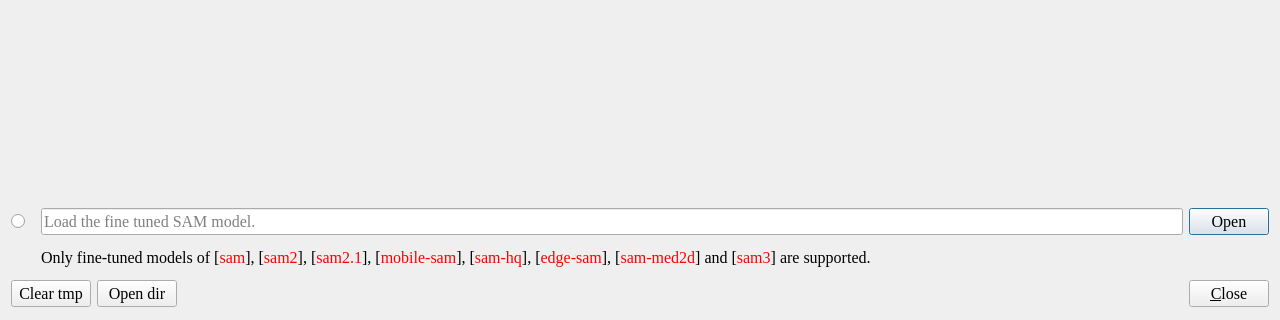
yatengLG/ISAT_with_segment_anything, file ISAT/ui/model_manager_dialog.ui: the form before one commit; both pictures show x 0 to 1280 and y 400 to 720 of the 1280 by 720 pixel window.
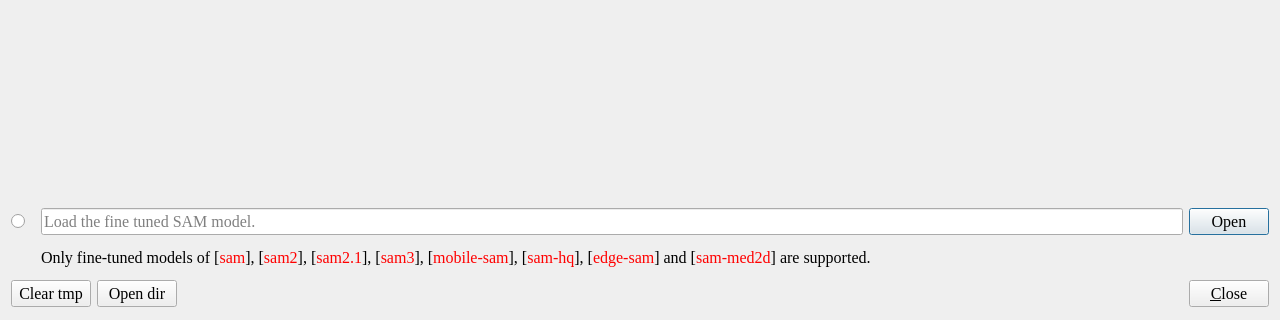
The form after the commit.

Diff of the .ui file:
```diff
--- a/ISAT/ui/model_manager_dialog.ui
+++ b/ISAT/ui/model_manager_dialog.ui
@@ -415,7 +415,7 @@
          </font>
         </property>
         <property name="text">
-         <string>&lt;html&gt;&lt;head/&gt;&lt;body&gt;&lt;p&gt;Only fine-tuned models of [&lt;span style=&quot; color:#ff0000;&quot;&gt;sam&lt;/span&gt;], [&lt;span style=&quot; color:#ff0000;&quot;&gt;sam2&lt;/span&gt;], [&lt;span style=&quot; color:#ff0000;&quot;&gt;sam2.1&lt;/span&gt;], [&lt;span style=&quot; color:#ff0000;&quot;&gt;mobile-sam&lt;/span&gt;], [&lt;span style=&quot; color:#ff0000;&quot;&gt;sam-hq&lt;/span&gt;], [&lt;span style=&quot; color:#ff0000;&quot;&gt;edge-sam&lt;/span&gt;], [&lt;span style=&quot; color:#ff0000;&quot;&gt;sam-med2d&lt;/span&gt;] and [&lt;span style=&quot; color:#ff0000;&quot;&gt;sam3&lt;/span&gt;] are supported.&lt;/p&gt;&lt;/body&gt;&lt;/html&gt;</string>
+         <string>&lt;html&gt;&lt;head/&gt;&lt;body&gt;&lt;p&gt;Only fine-tuned models of [&lt;span style=&quot; color:#ff0000;&quot;&gt;sam&lt;/span&gt;], [&lt;span style=&quot; color:#ff0000;&quot;&gt;sam2&lt;/span&gt;], [&lt;span style=&quot; color:#ff0000;&quot;&gt;sam2.1&lt;/span&gt;], [&lt;span style=&quot; color:#ff0000;&quot;&gt;sam3&lt;/span&gt;], [&lt;span style=&quot; color:#ff0000;&quot;&gt;mobile-sam&lt;/span&gt;], [&lt;span style=&quot; color:#ff0000;&quot;&gt;sam-hq&lt;/span&gt;], [&lt;span style=&quot; color:#ff0000;&quot;&gt;edge-sam&lt;/span&gt;] and [&lt;span style=&quot; color:#ff0000;&quot;&gt;sam-med2d&lt;/span&gt;] are supported.&lt;/p&gt;&lt;/body&gt;&lt;/html&gt;</string>
         </property>
        </widget>
       </item>
```
